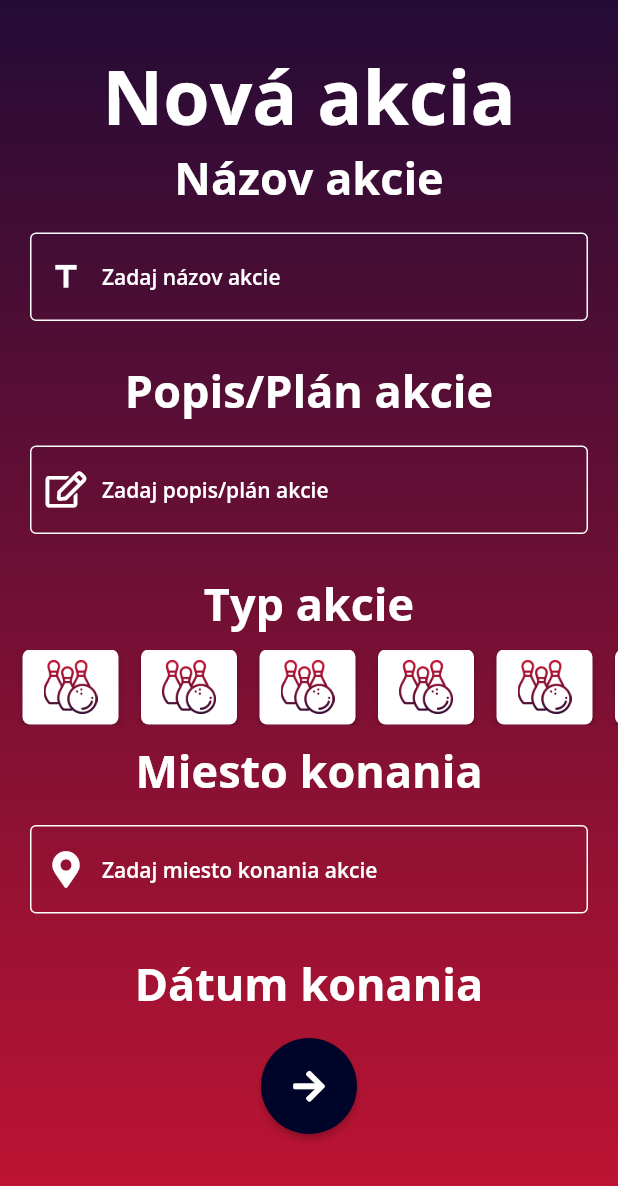
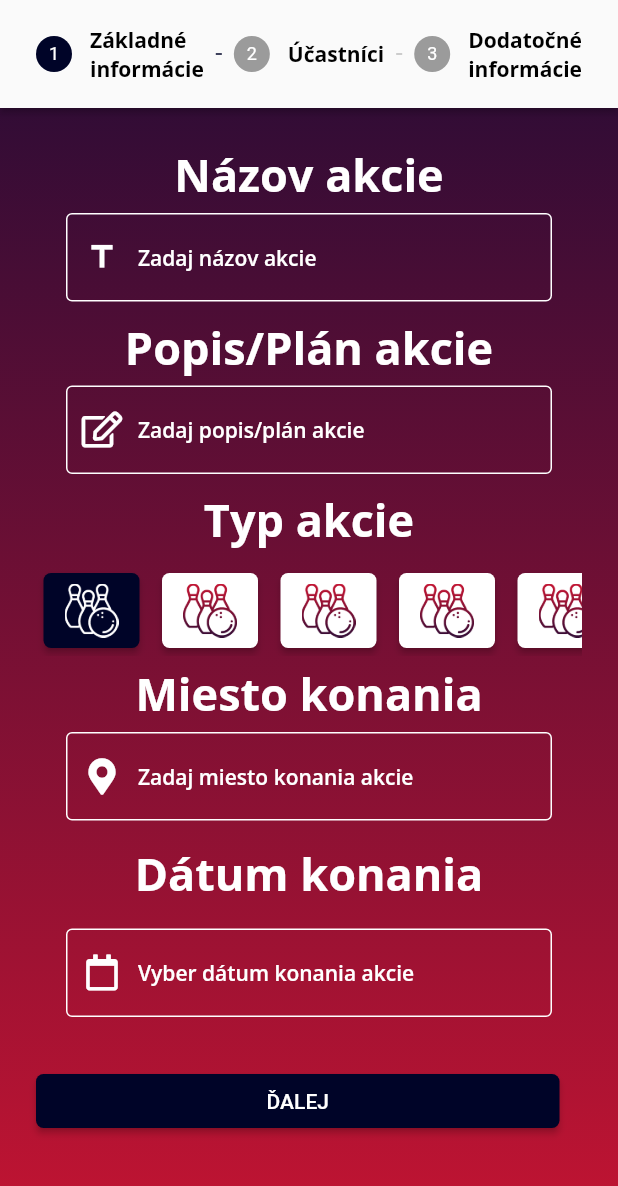
Before and after one commit to Crudar/akcosky, a Flutter app: the NewEvent screen opened by its route, on a phone screen of 412 x 824 dp. Shown: the top 1186 px of the screen. Run offline on Flutter 3.47's test engine with Material 2 defaults, Android fonts, the phone set to English and light mode, and no system bars; our stand-ins replace bloc, flutter_bloc, font_awesome_flutter, google_fonts, tuple; missing offline and left inert: aws_dynamodb_api, conduit_password_hash, mailer; accounts and stored records are empty.

Commit message:
new event UI changes

```diff
--- a/lib/UI/new_event.dart
+++ b/lib/UI/new_event.dart
@@ -40,7 +40,7 @@ class _NewEvent extends State<NewEvent>{
 
                   },
                   builder: (context, state){
-                    return initialNewEventPage();
+                     return initialNewEventPage(context);
                   }
               ),
             )
@@ -48,22 +48,102 @@ class _NewEvent extends State<NewEvent>{
     );
   }
 
-  Widget initialNewEventPage(){
+  Widget initialNewEventPage(BuildContext context){
+    int currentStep_ = BlocProvider.of<NewEventCubit>(context).stepperState;
+
+    final actionTypes = <String>["assets/icons/bowling.png", "assets/icons/bowling.png", "assets/icons/bowling.png", "assets/icons/bowling.png"
+    ,"assets/icons/bowling.png","assets/icons/bowling.png","assets/icons/bowling.png","assets/icons/bowling.png","assets/icons/bowling.png"
+    ,"assets/icons/bowling.png"];
+
+    return SafeArea(
+      left: false,
+      right: false,
+        child: Stepper(
+          currentStep: currentStep_,
+          controlsBuilder: (BuildContext context, ControlsDetails controls) {
+            return Padding(
+              padding: const EdgeInsets.symmetric(vertical: 16.0),
+              child: Row(
+                children: <Widget>[
+                  Expanded(child: ElevatedButton(
+                    onPressed: controls.onStepContinue,
+                    child: const Text('ĎALEJ'),
+                      style: ElevatedButton.styleFrom(
+                        shape: RoundedRectangleBorder(borderRadius: BorderRadius.circular(5)),
+                        padding: const EdgeInsets.all(7),
+                        primary: Color(0xff000428), // <-- Button color
+                        onPrimary: Colors.white, // <-- Splash color
+                      )
+                    )
+                  ),
+                  const SizedBox(width: 15),
+                  if (currentStep_ != 0)
+                  Expanded(child:
+                    ElevatedButton(
+                      onPressed: controls.onStepCancel,
+                      child: const Text('SPÄŤ'),
+                        style: ElevatedButton.styleFrom(
+                          shape: RoundedRectangleBorder(borderRadius: BorderRadius.circular(5)),
+                          padding: const EdgeInsets.all(7),
+                          primary: Colors.white, // <-- Button color
+                          onPrimary: Color(0xff36454F), // <-- Splash color
+                        )
+                    ),
+                  )
+                ],
+              ),
+            );
+          },
+          onStepContinue: (){
+            BlocProvider.of<NewEventCubit>(context).updateStepperState(currentStep_ += 1);
+          },
+          onStepCancel: (){
+            BlocProvider.of<NewEventCubit>(context).updateStepperState(currentStep_ -= 1);
+          },
+
+          type: StepperType.horizontal,
+          steps: <Step>[
+            Step(
+              isActive: currentStep_ == 0,
+              state: currentStep_ > 0 ? StepState.complete : StepState.indexed,
+              title: const Text('Základné \ninformácie'),
+              content: Container(
+                alignment: Alignment.centerLeft,
+                child: basicInformation(context, actionTypes),
+              ),
+            ),
+            Step(
+              isActive: currentStep_ == 1,
+              state: currentStep_ > 1 ? StepState.complete : StepState.indexed,
+              title: const Text('Účastníci'),
+              content: Container(
+                  alignment: Alignment.centerLeft,
+                  child: const Text('Content for Step 1')
+              ),
+            ),
+            Step(
+              isActive: currentStep_ == 2,
+              title: const Text('Dodatočné\ninformácie'),
+              content: Container(
+                  alignment: Alignment.centerLeft,
+                  child: const Text('Content for Step 1')
+              ),
+            )
+        ],
+      )
+    );
+  }
+
+  Widget basicInformation(context, List<String> actionTypes){
+
     return Column(
         children: <Widget>[
-          Padding(
-            padding: const EdgeInsets.only(top: 30),
-            child: Text(
-              'Nová akcia',
-              style: Theme_.lightTextTheme.headline1,
-            ),
-          ),
           Text(
             'Názov akcie',
             style: Theme_.lightTextTheme.headline2,
           ),
           Padding(
-            padding: const EdgeInsets.symmetric(horizontal: 20, vertical: 16),
+            padding: const EdgeInsets.symmetric(horizontal: 20, vertical: 5),
             child: TextField(
               controller: eventTitle,
               keyboardType: TextInputType.number,
@@ -75,14 +155,14 @@ class _NewEvent extends State<NewEvent>{
             ),
           ),
           Padding(
-            padding: EdgeInsets.only(top: 10),
+            padding: EdgeInsets.only(top: 5),
             child: Text(
               'Popis/Plán akcie',
               style: Theme_.lightTextTheme.headline2,
             ),
           ),
           Padding(
-            padding: const EdgeInsets.symmetric(horizontal: 20, vertical: 16),
+            padding: const EdgeInsets.symmetric(horizontal: 20, vertical: 5),
             child: TextField(
               controller: eventDescription,
               keyboardType: TextInputType.multiline,
@@ -95,150 +175,25 @@ class _NewEvent extends State<NewEvent>{
             ),
           ),
           Padding(
-            padding: EdgeInsets.only(top: 10),
+            padding: EdgeInsets.only(top: 5),
             child: Text(
               'Typ akcie',
               style: Theme_.lightTextTheme.headline2,
             ),
           ),
-          /*
-            TU BUDE PRESMEROVANIE NA POPUP KDE SA VYBERIE IKONA
-             */
-          Container(margin: EdgeInsets.only(top: 10),
-            height: 50,
-            child: ListView(
-            scrollDirection: Axis.horizontal,
-            children: <Widget>[
-              const SizedBox(width: 15),
-              ElevatedButton(
-                  onPressed: () {
-
-                  },
-                  child: Image.asset("assets/icons/bowling.png"),
-                  style: ElevatedButton.styleFrom(
-                    shape: RoundedRectangleBorder(borderRadius: BorderRadius.circular(5)),
-                    padding: const EdgeInsets.all(7),
-                    primary: Colors.white, // <-- Button color
-                    onPrimary: Colors.white, // <-- Splash color
-                  )
-              ),
-              const SizedBox(width: 15),
-              ElevatedButton(
-                  onPressed: () {
-
-                  },
-                  child: Image.asset("assets/icons/bowling.png"),
-                  style: ElevatedButton.styleFrom(
-                    shape: RoundedRectangleBorder(borderRadius: BorderRadius.circular(5)),
-                    padding: const EdgeInsets.all(7),
-                    primary: Colors.white, // <-- Button color
-                    onPrimary: Colors.white, // <-- Splash color
-                  )
-              ),
-              const SizedBox(width: 15),
-              ElevatedButton(
-                  onPressed: () {
-
-                  },
-                  child: Image.asset("assets/icons/bowling.png"),
-                  style: ElevatedButton.styleFrom(
-                    shape: RoundedRectangleBorder(borderRadius: BorderRadius.circular(5)),
-                    padding: const EdgeInsets.all(7),
-                    primary: Colors.white, // <-- Button color
-                    onPrimary: Colors.white, // <-- Splash color
-                  )
-              ),
-              const SizedBox(width: 15),
-              ElevatedButton(
-                  onPressed: () {
-
-                  },
-                  child: Image.asset("assets/icons/bowling.png"),
-                  style: ElevatedButton.styleFrom(
-                    shape: RoundedRectangleBorder(borderRadius: BorderRadius.circular(5)),
-                    padding: const EdgeInsets.all(7),
-                    primary: Colors.white, // <-- Button color
-                    onPrimary: Colors.white, // <-- Splash color
-                  )
-              ),
-              const SizedBox(width: 15),
-              ElevatedButton(
-                  onPressed: () {
-
-                  },
-                  child: Image.asset("assets/icons/bowling.png"),
-                  style: ElevatedButton.styleFrom(
-                    shape: RoundedRectangleBorder(borderRadius: BorderRadius.circular(5)),
-                    padding: const EdgeInsets.all(7),
-                    primary: Colors.white, // <-- Button color
-                    onPrimary: Colors.white, // <-- Splash color
-                  )
-              ),
-              const SizedBox(width: 15),
-              ElevatedButton(
-                  onPressed: () {
-
-                  },
-                  child: Image.asset("assets/icons/bowling.png"),
-                  style: ElevatedButton.styleFrom(
-                    shape: RoundedRectangleBorder(borderRadius: BorderRadius.circular(5)),
-                    padding: const EdgeInsets.all(7),
-                    primary: Colors.white, // <-- Button color
-                    onPrimary: Colors.white, // <-- Splash color
-                  )
-              ),
-              const SizedBox(width: 15),
-              ElevatedButton(
-                  onPressed: () {
-
-                  },
-                  child: Image.asset("assets/icons/bowling.png"),
-                  style: ElevatedButton.styleFrom(
-                    shape: RoundedRectangleBorder(borderRadius: BorderRadius.circular(5)),
-                    padding: const EdgeInsets.all(7),
-                    primary: Colors.white, // <-- Button color
-                    onPrimary: Colors.white, // <-- Splash color
-                  )
-              ),
-              const SizedBox(width: 15),
-              ElevatedButton(
-                  onPressed: () {
-
-                  },
-                  child: Image.asset("assets/icons/bowling.png"),
-                  style: ElevatedButton.styleFrom(
-                    shape: RoundedRectangleBorder(borderRadius: BorderRadius.circular(5)),
-                    padding: const EdgeInsets.all(7),
-                    primary: Colors.white, // <-- Button color
-                    onPrimary: Colors.white, // <-- Splash color
-                  )
-              ),
-              const SizedBox(width: 15),
-              ElevatedButton(
-                  onPressed: () {
-
-                  },
-                  child: Image.asset("assets/icons/bowling.png"),
-                  style: ElevatedButton.styleFrom(
-                    shape: RoundedRectangleBorder(borderRadius: BorderRadius.circular(5)),
-                    padding: const EdgeInsets.all(7),
-                    primary: Colors.white, // <-- Button color
-                    onPrimary: Colors.white, // <-- Splash color
-                  )
-              ),
-              const SizedBox(width: 15),
-            ],
-          ),
+          Container(margin: const EdgeInsets.only(top: 10),
+            height: 60,
+            child: listOfActivityTypes(context, actionTypes)
           ),
           Padding(
-            padding: EdgeInsets.only(top: 10),
+            padding: EdgeInsets.only(top: 5),
             child: Text(
               'Miesto konania',
               style: Theme_.lightTextTheme.headline2,
             ),
           ),
           Padding(
-            padding: const EdgeInsets.symmetric(horizontal: 20, vertical: 16),
+            padding: const EdgeInsets.symmetric(horizontal: 20, vertical: 5),
             child: TextField(
               controller: eventPlace,
               keyboardType: TextInputType.multiline,
@@ -259,7 +214,7 @@ class _NewEvent extends State<NewEvent>{
           ),
           Padding(
             padding: const EdgeInsets.symmetric(horizontal: 20, vertical: 16),
-            child: ElevatedButton(
+            /*child: ElevatedButton(
                   onPressed: () {
                     /*showDatePicker(context: context,
                       initialDate: DateTime.now(),
@@ -276,19 +231,72 @@ class _NewEvent extends State<NewEvent>{
                     primary: Color(0xff000428), // <-- Button color
                     onPrimary: Colors.white, // <-- Splash color
                   )
-              ),
-              /*child: TextField(
-              controller: eventPlace,
-              keyboardType: TextInputType.multiline,
-              maxLines: null,
-              decoration: const InputDecoration(
-                  hintText: 'Vyber dátum konania akcie',
-                  prefixIcon: Icon(FontAwesomeIcons.calendar, color: Colors.white)
-              ),
+              ),*/
+              child: GestureDetector(onTap: (){
+                showDatePicker(context: context,
+                    initialDate: DateTime.now(),
+                    firstDate: DateTime.now(),
+                    lastDate: DateTime(2025),
+                    helpText: 'Vyber dátum');
+              },
+                child: TextField(
+                //controller: eventPlace,
+                decoration: const InputDecoration(
+                    hintText: 'Vyber dátum konania akcie',
+                    prefixIcon: Icon(FontAwesomeIcons.calendar, color: Colors.white)
+                ),
               style: Theme_.lightTextTheme.headline3,
-            ),//TODO - DatePicker*/
+              ),//TODO - DatePicker
+              )
             )
-        ]
+      ]
+    );
+  }
+
+  Widget listOfActivityTypes(context, List types){
+    int currentSelectedActivityType = BlocProvider.of<NewEventCubit>(context).selectedActivityTypeIndex;
+    String currentSelectedActivityTypeIcon = BlocProvider.of<NewEventCubit>(context).selectedActivityTypeIcon;
+
+    return ListView.separated(
+      itemBuilder: (BuildContext, index){
+        final String currentItem = types[index];
+
+        if(index != currentSelectedActivityType) {
+          return ElevatedButton(
+            onPressed: () {
+              BlocProvider.of<NewEventCubit>(context).updateSelectedActivityType(index, currentItem);
+            },
+            child: Image.asset(currentItem),
+            style: ElevatedButton.styleFrom(
+              shape: RoundedRectangleBorder(borderRadius: BorderRadius.circular(5)),
+              padding: const EdgeInsets.all(7),
+              primary: Colors.white, // <-- Button color
+              onPrimary: Colors.white, // <-- Splash color
+            )
+        );
+        }
+        else{
+          return ElevatedButton(
+              onPressed: () {
+
+              },
+              child: Image.asset(currentItem, color: Colors.white),
+              style: ElevatedButton.styleFrom(
+                shape: RoundedRectangleBorder(borderRadius: BorderRadius.circular(5)),
+                padding: const EdgeInsets.all(7),
+                primary: const Color(0xff000428), // <-- Button color
+                onPrimary: Colors.white, // <-- Splash color
+              )
+          );
+        }
+      },
+      itemCount: types.length,
+      shrinkWrap: true,
+      padding: EdgeInsets.all(5),
+      scrollDirection: Axis.horizontal,
+      separatorBuilder: (context, index) => const SizedBox(
+          width: 15,
+        )
     );
   }
 
--- a/lib/cubit/newevent/newevent_cubit.dart
+++ b/lib/cubit/newevent/newevent_cubit.dart
@@ -4,5 +4,22 @@ import 'package:meta/meta.dart';
 part 'newevent_state.dart';
 
 class NewEventCubit extends Cubit<NewEventState> {
+  int stepperState = 0;
+  int selectedActivityTypeIndex = 0;
+  String selectedActivityTypeIcon = "";
+
   NewEventCubit() : super(NewEventInitial());
+
+  updateStepperState(int state){
+    stepperState = state;
+
+    emit(NewEventInitial());
+  }
+
+  updateSelectedActivityType(int index, path){
+    selectedActivityTypeIndex = index;
+    selectedActivityTypeIcon = path;
+
+    emit(NewEventInitial());
+  }
 }
--- a/lib/theme.dart
+++ b/lib/theme.dart
@@ -73,6 +73,7 @@ class Theme_ {
           },
         ),
       ),
+      colorScheme: const ColorScheme.light(primary: Color(0xff000428)),
       appBarTheme: const AppBarTheme(
         foregroundColor: Colors.black,
         backgroundColor: Colors.white,
```
